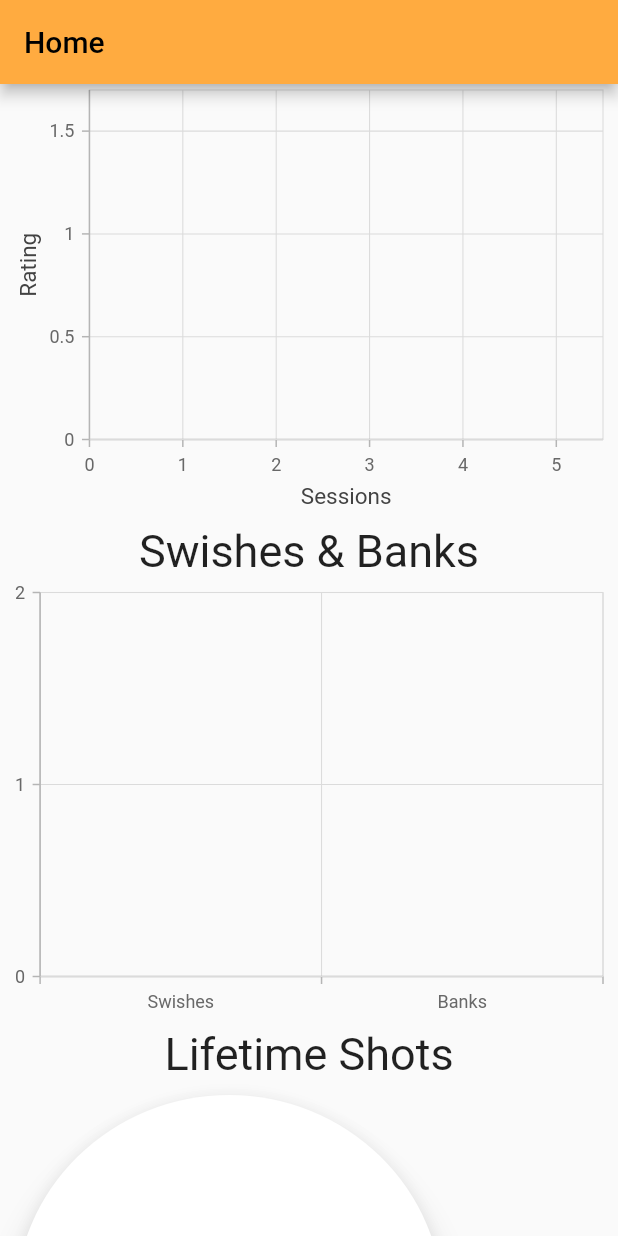
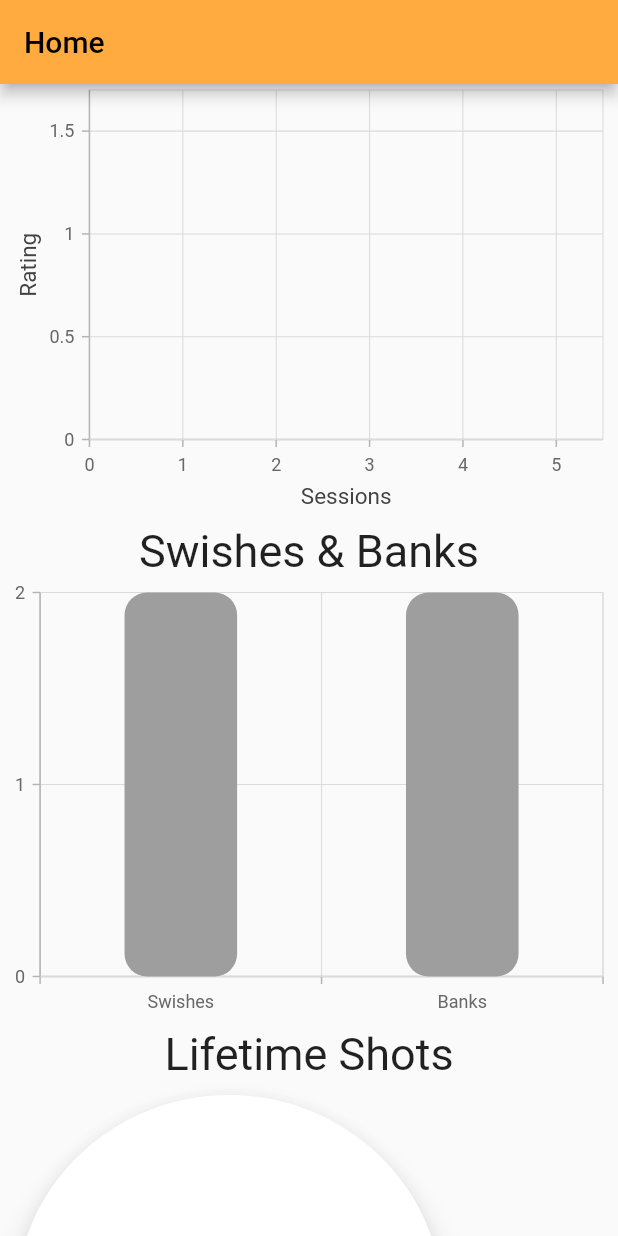
Before and after one commit to Gregorydrummond/Smart_Shot, a Flutter app: the Home screen opened directly with empty values, scrolled down 576 dp, on a phone screen of 412 x 824 dp. Run offline on Flutter 3.47's test engine with Material 2 defaults, Android fonts, the phone set to English and light mode, and no system bars; our stand-ins replace camera, isar, permission_handler, shared_preferences, syncfusion_flutter_charts and 1 more; missing offline and left inert: dart:ffi, flutter_reactive_ble; accounts and stored records are empty; generated files the repository leaves out were written again.

Commit message:
updated bar graph and last session fix

```diff
--- a/lib/Home.dart
+++ b/lib/Home.dart
@@ -470,6 +470,9 @@ class _SwishBankGraph extends State<SwishBankGraph> {
                 yValueMapper: (SessionData2 sessionData2, _) => sessionData2.bank,
                 enableTooltip: true,
                 pointColorMapper: (SessionData2 sessionData2, _) => sessionData2.color,
+                borderRadius: BorderRadius.all(Radius.circular(15)),
+               width: .4,
+                isTrackVisible: true,
               ),
 
 
@@ -647,7 +650,7 @@ class _LastSessionState extends State<LastSession> {
           ),
           Row(
             children: [
-              Expanded(child: StatCard(title: "Total Shots", type: "count", value: widget.sessions.last.getSwishShots.toDouble())),
+              Expanded(child: StatCard(title: "Total Shots", type: "count", value: widget.sessions.last.getTotalShots.toDouble())),
               Expanded(child: StatCard(title: "Total Misses", type: "count", value: widget.sessions.last.getTotalMisses.toDouble())),
             ],
           ),
--- a/lib/SessionList.dart
+++ b/lib/SessionList.dart
@@ -87,6 +87,7 @@ class _CalendarState extends State<Calendar> {
   late DateTime focusedDay;
   late DateTime currentDay;
   late DateTime selectedDay;
+
 
   Map<String, List<Session>> eventsMap = {};
   Map<DateTime, List<Session>> _sessionEventsMap = {};
@@ -245,6 +246,7 @@ class _CalendarState extends State<Calendar> {
             _fetchSessions();
           },
         ),
+
         Expanded(
             child: ListView.builder(
                 itemCount: selectedEvents.length,
```
